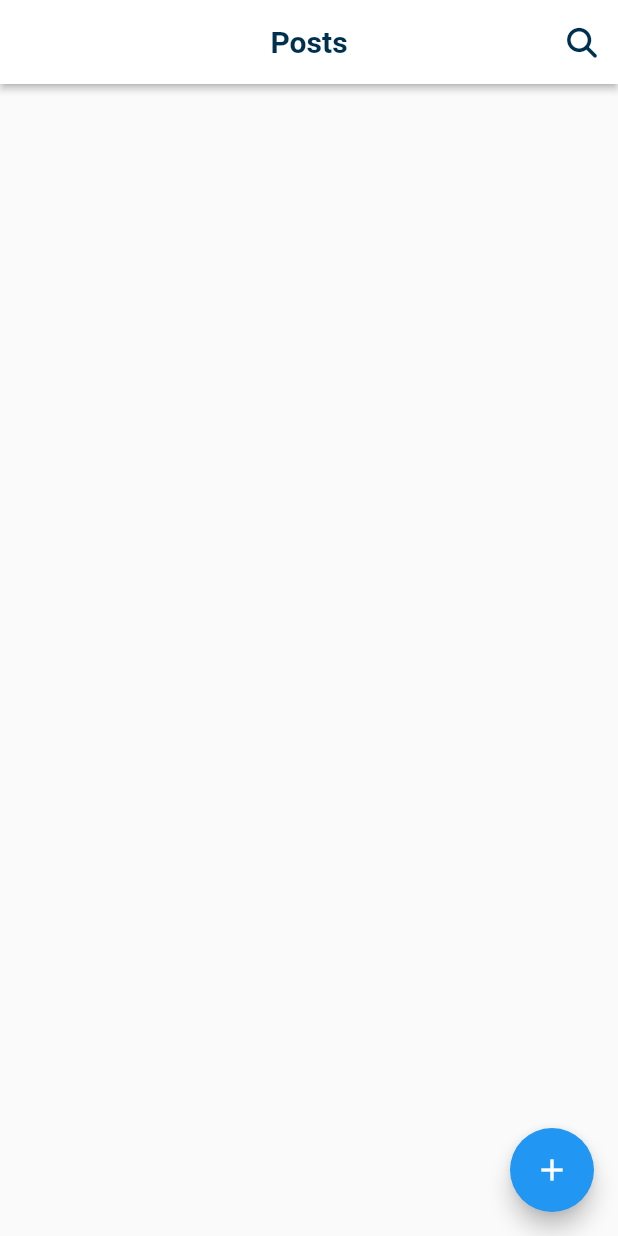
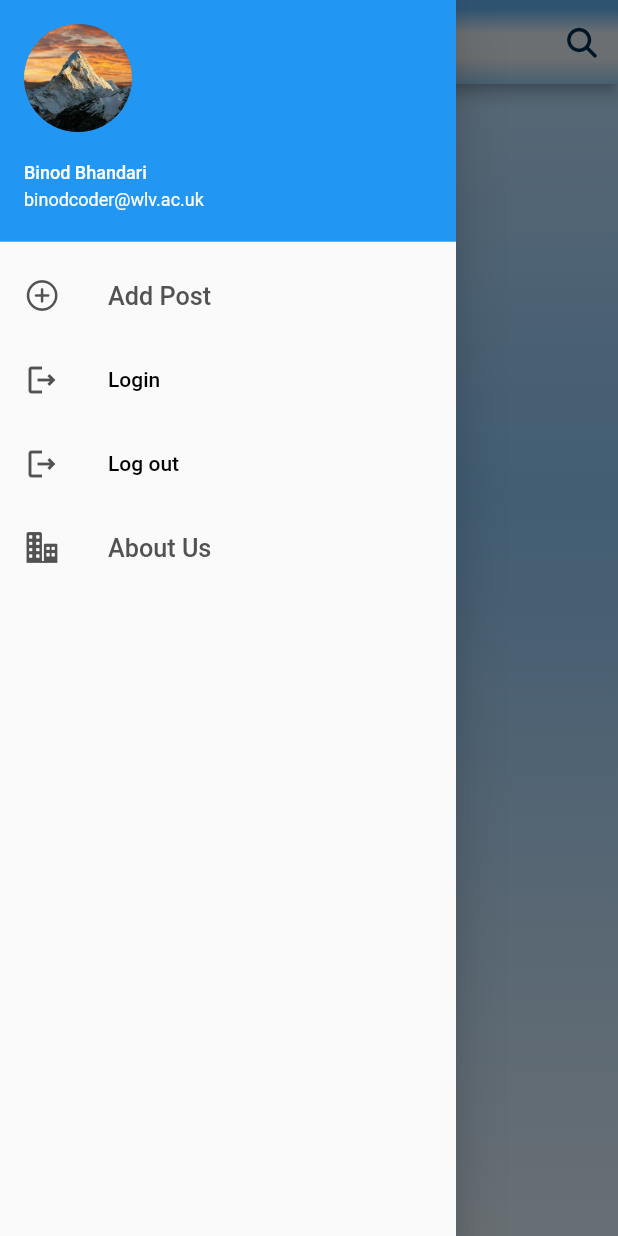
Before and after one commit to binodcoder/7cc012_coursework, a Flutter app: the screen it shows after launch, with the side drawer open (before the commit the screen has no drawer), on a phone screen of 412 x 824 dp. Run offline on Flutter 3.47's test engine with Material 2 defaults, Android fonts, the phone set to English and light mode, and no system bars; our stand-ins replace another_flushbar, bloc, dartz, equatable, flutter_bloc, flutter_screenutil and 8 more; accounts and stored records are empty; Roboto replaces fonts that are missing (Montserrat).

Commit message:
login and drawer added

```diff
--- a/lib/layers/presentation/post/read_posts/ui/read_posts_page.dart
+++ b/lib/layers/presentation/post/read_posts/ui/read_posts_page.dart
@@ -1,4 +1,5 @@
 import 'dart:io';
+import 'package:blog_app/layers/presentation/widgets.dart/drawer.dart';
 import 'package:flutter/material.dart';
 import 'package:flutter_bloc/flutter_bloc.dart';
 import 'package:flutter_slidable/flutter_slidable.dart';
@@ -114,23 +115,51 @@ class _ReadPostsPageState extends State<ReadPostsPage> {
           case PostLoadedSuccessState:
             final successState = state as PostLoadedSuccessState;
             return Scaffold(
-              floatingActionButton: FloatingActionButton(
-                backgroundColor: Colors.blue,
-                child: const Icon(Icons.add),
-                onPressed: () {
-                  postBloc.add(PostAddButtonClickedEvent());
-                },
+              backgroundColor: Colors.transparent,
+              extendBodyBehindAppBar: true, // Extend gradient behind app bar
+              extendBody: true,
+              drawer: const MyDrawer(),
+              // floatingActionButton: FloatingActionButton(
+              //   backgroundColor: Colors.blue,
+              //   child: const Icon(Icons.add),
+              //   onPressed: () {
+              //     postBloc.add(PostAddButtonClickedEvent());
+              //   },
+              // ),
+              appBar: AppBar(
+                flexibleSpace: Container(
+                  decoration: BoxDecoration(
+                    gradient: LinearGradient(
+                      colors: [
+                        Color(0xFF64B5F6), // Light blue
+                        Color.fromRGBO(235, 242, 249, 1), // Sky blue
+                        Color.fromARGB(255, 235, 241, 246), // Pale blue
+                        Color.fromARGB(255, 154, 208, 247), // Very pale blue
+                      ],
+                      begin: Alignment.topCenter,
+                      end: Alignment.bottomCenter,
+                      stops: [0.1, 0.4, 0.7, 1.0],
                     ),
-              appBar: AppBar(
+                  ),
+                ),
                 iconTheme: IconThemeData(color: ColorManager.primary),
-                elevation: 2,
-                backgroundColor: ColorManager.white,
+                // elevation: 2,
+                // backgroundColor: ColorManager.white,
                 title: successState.isSearch
-                    ? TextField(
+                    ? Container(
+                        padding: EdgeInsets.symmetric(horizontal: size.width * 0.04),
+                        width: size.width,
+                        height: size.height * 0.054,
+                        decoration: BoxDecoration(
+                          border: Border.all(color: ColorManager.grey), // Set border color to white
+                          borderRadius: BorderRadius.circular(20),
+                        ),
+                        child: TextField(
                           autofocus: true,
                           controller: searchMenuController,
                           style: TextStyle(color: ColorManager.primary),
                           decoration: InputDecoration(
+                            border: InputBorder.none,
                             fillColor: ColorManager.primary,
                             hintText: 'Search',
                             focusColor: ColorManager.primary,
@@ -139,6 +168,7 @@ class _ReadPostsPageState extends State<ReadPostsPage> {
                             ),
                           ),
                           onChanged: (value) => postBloc.add(PostSearchIconClickedEvent(value, true)),
+                        ),
                       )
                     : Text(
                         'Posts',
@@ -174,7 +204,21 @@ class _ReadPostsPageState extends State<ReadPostsPage> {
                   ),
                 ],
               ),
-              body: ListView.builder(
+              body: Container(
+                decoration: BoxDecoration(
+                  gradient: LinearGradient(
+                    colors: [
+                      Color.fromARGB(255, 185, 223, 254), // Light blue
+                      Color(0xFF90CAF9), // Sky blue
+                      Color(0xFFBBDEFB), // Pale blue
+                      Color(0xFFE3F2FD), // Very pale blue
+                    ],
+                    begin: Alignment.topCenter,
+                    end: Alignment.bottomCenter,
+                    stops: [0.1, 0.4, 0.7, 1.0],
+                  ),
+                ),
+                child: ListView.builder(
                   itemCount: successState.postList.length,
                   itemBuilder: (context, index) {
                     var postModel = successState.postList[index];
@@ -194,14 +238,14 @@ class _ReadPostsPageState extends State<ReadPostsPage> {
                         margin: const EdgeInsets.all(15),
                         child: Slidable(
                           endActionPane: ActionPane(
-                          extentRatio: 0.46,
+                            extentRatio: 0.60,
                             motion: const ScrollMotion(),
                             children: [
                               SlidableAction(
                                 onPressed: (context) {
                                   postBloc.add(PostEditButtonClickedEvent(postModel));
                                 },
-                              backgroundColor: const Color(0xFF21B7CA),
+                                backgroundColor: Color.fromARGB(255, 113, 205, 217),
                                 foregroundColor: Colors.white,
                                 icon: Icons.edit,
                                 label: 'Edit',
@@ -210,7 +254,7 @@ class _ReadPostsPageState extends State<ReadPostsPage> {
                                 onPressed: (context) {
                                   postBloc.add(PostDeleteButtonClickedEvent(postModel));
                                 },
-                              backgroundColor: const Color(0xFF21B7CA),
+                                backgroundColor: Color.fromARGB(255, 201, 32, 46),
                                 foregroundColor: Colors.white,
                                 icon: Icons.delete,
                                 label: 'Delete',
@@ -267,6 +311,7 @@ class _ReadPostsPageState extends State<ReadPostsPage> {
                     );
                   },
                 ),
+              ),
             );
           case PostErrorState:
             return const Scaffold(body: Center(child: Text('Error')));
--- /dev/null
+++ b/lib/layers/presentation/widgets.dart/drawer.dart
@@ -0,0 +1,136 @@
+import 'package:blog_app/layers/presentation/login/login_page.dart';
+import 'package:blog_app/layers/presentation/post/add_update_post/ui/create_post_page.dart';
+import 'package:flutter/material.dart';
+import 'package:flutter/cupertino.dart';
+import '../../../resources/colour_manager.dart';
+import '../../../resources/font_manager.dart';
+import '../../../resources/strings_manager.dart';
+import '../../../resources/styles_manager.dart';
+
+class MyDrawer extends StatefulWidget {
+  const MyDrawer({Key? key}) : super(key: key);
+  @override
+  State<MyDrawer> createState() => _MyDrawerState();
+}
+
+class _MyDrawerState extends State<MyDrawer> {
+  @override
+  @override
+  Widget build(BuildContext context) {
+    return Drawer(
+      child: ListView(
+        children: [
+          DrawerHeader(
+            decoration: BoxDecoration(
+              gradient: LinearGradient(
+                colors: [
+                  Color.fromARGB(255, 230, 242, 251), // Light blue
+                  Color(0xFF90CAF9), // Sky blue
+                  Color(0xFFBBDEFB), // Pale blue
+                  Color(0xFFE3F2FD), // Very pale blue
+                ],
+                begin: Alignment.topCenter,
+                end: Alignment.bottomCenter,
+                stops: [0.1, 0.4, 0.7, 1.0],
+              ),
+            ),
+            padding: EdgeInsets.zero,
+            child: UserAccountsDrawerHeader(
+              accountEmail: Text(
+                'binodcoder@wlv.ac.uk',
+                style: getRegularStyle(
+                  color: ColorManager.white,
+                  fontSize: FontSize.s12,
+                ),
+              ),
+              margin: EdgeInsets.zero,
+              accountName: Text(
+                'Binod Bhandari',
+                maxLines: 2,
+                style: getBoldStyle(
+                  color: ColorManager.white,
+                  fontSize: FontSize.s12,
+                ),
+              ),
+              currentAccountPicture: const CircleAvatar(backgroundImage: AssetImage('assets/images/image.jpg')),
+            ),
+          ),
+          ListTile(
+            leading: Icon(
+              CupertinoIcons.add_circled,
+              color: ColorManager.darkGrey,
+            ),
+            title: Text(
+              AppStrings.addPost,
+              textScaleFactor: 1.2,
+              style: getSemiBoldStyle(
+                color: ColorManager.darkGrey,
+                fontSize: FontSize.s14,
+              ),
+            ),
+            onTap: () {
+              Navigator.push(
+                context,
+                MaterialPageRoute(
+                  builder: (BuildContext context) => const CreatePostPage(),
+                  fullscreenDialog: true,
+                ),
+              );
+            },
+          ),
+          ListTile(
+            leading: Icon(
+              Icons.logout_outlined,
+              color: ColorManager.darkGrey,
+            ),
+            title: const Text(
+              "Login",
+              style: TextStyle(
+                color: Colors.black,
+              ),
+            ),
+            onTap: () {
+              Navigator.push(
+                context,
+                MaterialPageRoute(
+                  builder: (BuildContext context) => const LoginPage(),
+                  fullscreenDialog: true,
+                ),
+              );
+            },
+          ),
+          ListTile(
+            leading: Icon(
+              Icons.logout_outlined,
+              color: ColorManager.darkGrey,
+            ),
+            title: const Text(
+              "Log out",
+              style: TextStyle(
+                color: Colors.black,
+              ),
+            ),
+            onTap: () {},
+          ),
+          ListTile(
+            leading: Icon(
+              CupertinoIcons.building_2_fill,
+              color: ColorManager.darkGrey,
+            ),
+            title: Text(
+              "About Us",
+              textScaleFactor: 1.2,
+              style: getSemiBoldStyle(
+                color: ColorManager.darkGrey,
+                fontSize: FontSize.s14,
+              ),
+            ),
+            onTap: () {},
+          ),
+        ],
+      ),
+    );
+  }
+
+  void logout() {}
+}
--- a/lib/resources/colour_manager.dart
+++ b/lib/resources/colour_manager.dart
@@ -25,6 +25,30 @@ class ColorManager {
   static Color redAccent = HexColor.fromHex("#ED5565");
   static Color warning = HexColor.fromHex("#ffd6cc");
   static Color success = HexColor.fromHex("#198754");
+
+  //new colors
+  //note: please change the colors according to the app need
+
+  static Color lightBlue = HexColor.fromHex("#23C6C8");
+  static Color amber = HexColor.fromHex("#FFBF00");
+  static Color yellowAccent = HexColor.fromHex("#F8AC59");
+
+  static Color pink = HexColor.fromHex('#CD0E52');
+
+  static Color grey3 = HexColor.fromHex("#D3D3D3");
+  static Color blueGrey = HexColor.fromHex("#FFECEFF1");
+
+  static Color yellowBright = HexColor.fromHex("#FFADFF02");
+
+  static Color darkWhite = HexColor.fromHex("#FFE6E6E6");
+  static Color blue = HexColor.fromHex("#FF14279B");
+
+  static Color darkPurple = HexColor.fromHex("#240046");
+  static Color deepPurple = HexColor.fromHex("#8A2BE2");
+  static Color middleBlue = HexColor.fromHex("#59BED4");
+  static Color blackOpacity87 = HexColor.fromHex("#000000").withOpacity(0.87);
+  static Color blackOpacity54 = HexColor.fromHex("#000000").withOpacity(0.54);
+  static Color blackOpacity38 = HexColor.fromHex("#000000").withOpacity(0.38);
 }
 
 extension HexColor on Color {
--- a/pubspec.yaml
+++ b/pubspec.yaml
@@ -51,6 +51,7 @@ dependencies:
   image_cropper: ^5.0.1
   flutter_slidable: ^3.1.0
   flutter_launcher_icons: ^0.13.1
+  simple_animations: ^5.0.2
 
 dev_dependencies:
   flutter_test:
```
Also changed, not shown: lib/layers/presentation/login/custom_clipper.dart (added, +39 -0 lines), lib/layers/presentation/login/login_page.dart (added, +177 -0 lines), pubspec.lock. Lines whose indentation alone changed are shown as unchanged.
